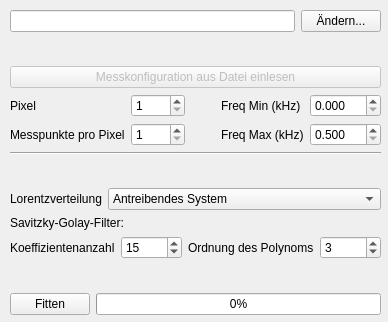
Before: the Qt Designer form Design/RasterLaden.ui in lustra/BE-ESM-Analysis, drawn with Qt 5.
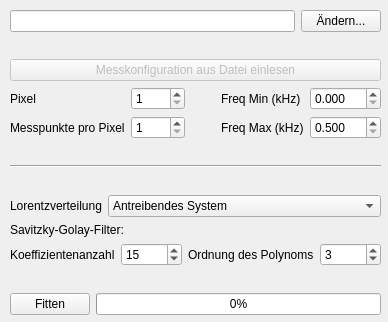
After: the same form once the commit is applied.

Diff of the .ui file:
```diff
--- a/Design/RasterLaden.ui
+++ b/Design/RasterLaden.ui
@@ -188,6 +188,19 @@
        </item>
       </layout>
      </item>
+     <item>
+      <spacer name="verticalspacer3">
+       <property name="orientation">
+        <enum>Qt::Vertical</enum>
+       </property>
+       <property name="sizeHint" stdset="0">
+        <size>
+         <width>20</width>
+         <height>40</height>
+        </size>
+       </property>
+      </spacer>
+     </item>
      <item>
       <widget class="Line" name="line">
        <property name="orientation">
```
